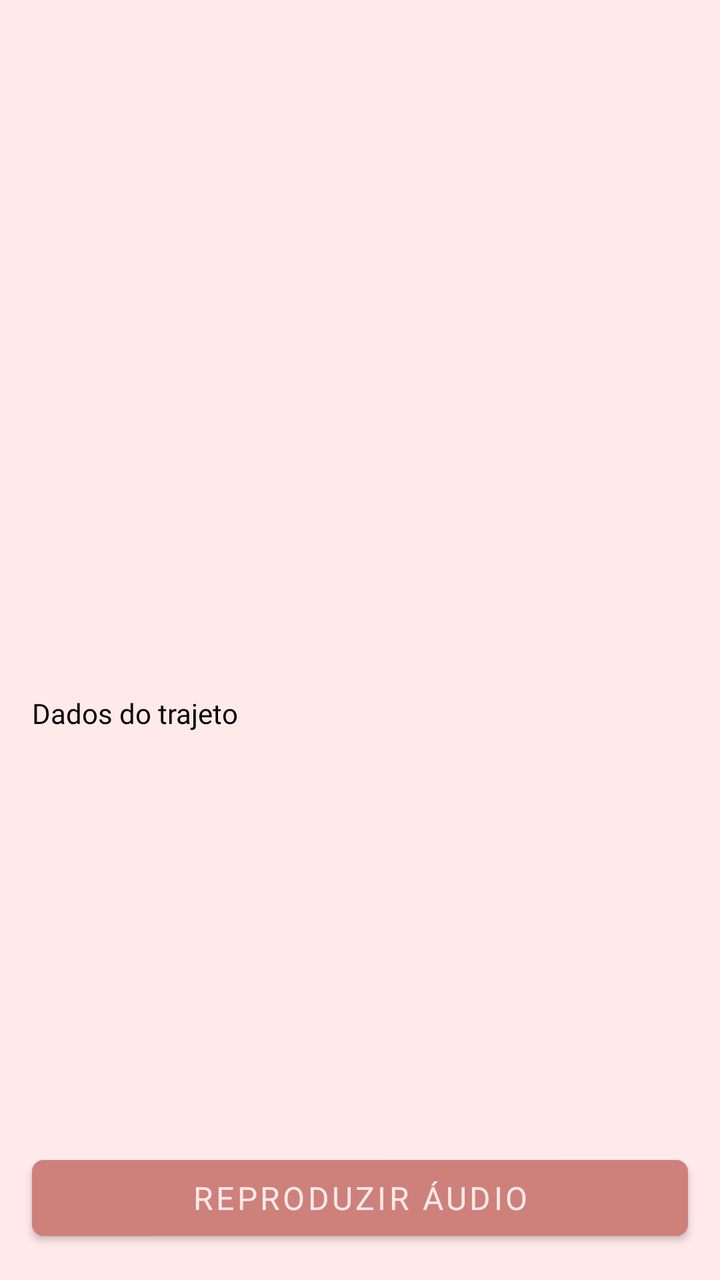
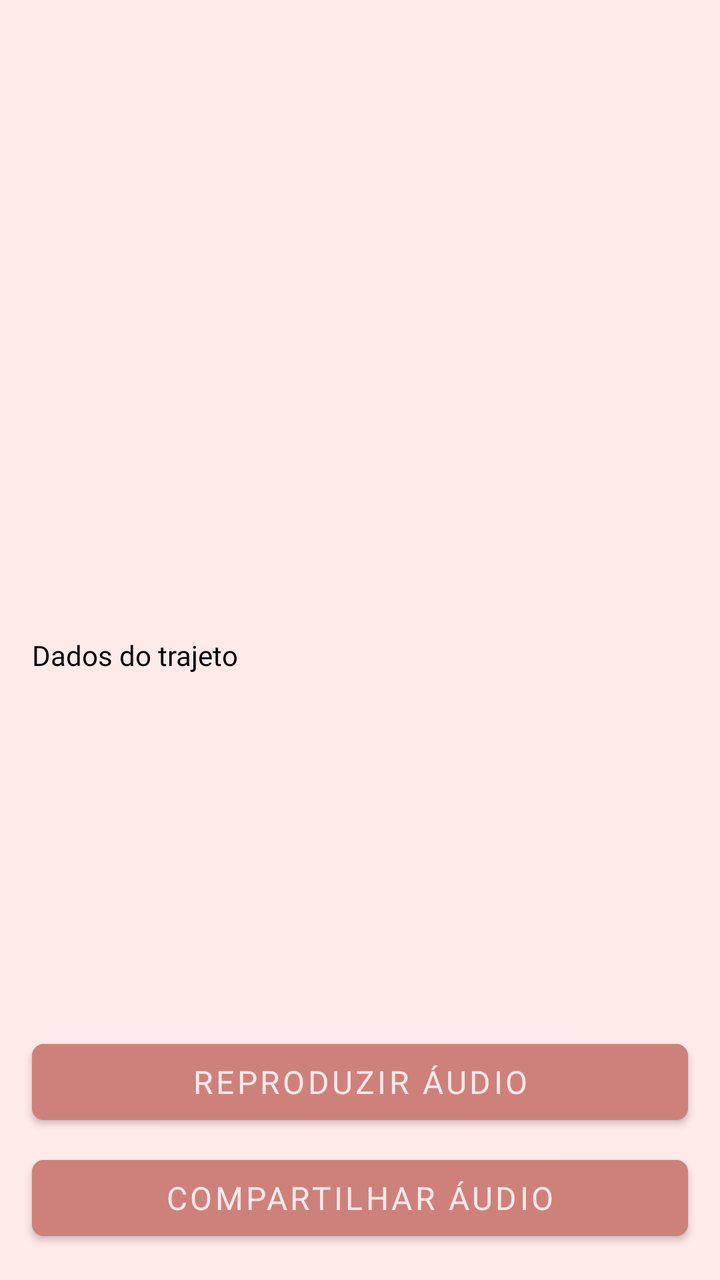

The first picture is an Android layout as it rendered before a commit; the second is the same layout after the commit. The layout source and the unified diff follow.
<!-- AndroidManifest.xml: application theme Theme.SafeTrace -->
<!-- res/layout/activity_mapa_trajeto.xml -->
<?xml version="1.0" encoding="utf-8"?>
<androidx.constraintlayout.widget.ConstraintLayout xmlns:android="http://schemas.android.com/apk/res/android"
    xmlns:app="http://schemas.android.com/apk/res-auto"
    xmlns:tools="http://schemas.android.com/tools"
    android:layout_width="match_parent"
    android:layout_height="match_parent"
    android:background="@color/fundo">

    
    <ImageView
        android:id="@+id/imageViewVoltar"
        android:layout_width="48dp"
        android:layout_height="48dp"
        android:layout_marginStart="16dp"
        android:layout_marginTop="16dp"
        android:layout_marginEnd="347dp"
        android:layout_marginBottom="8dp"
        android:background="?attr/selectableItemBackgroundBorderless"
        android:clickable="true"
        android:focusable="true"
        android:padding="12dp"
        app:layout_constraintBottom_toTopOf="@+id/mapContainer"
        app:layout_constraintEnd_toEndOf="parent"
        app:layout_constraintStart_toStartOf="parent"
        app:layout_constraintTop_toTopOf="parent"
        app:srcCompat="@drawable/baseline_arrow_back_24"
        app:tint="@color/primaria" />

    
    <FrameLayout
        android:id="@+id/mapContainer"
        android:layout_width="0dp"
        android:layout_height="0dp"
        android:layout_marginTop="8dp"
        app:layout_constraintBottom_toTopOf="@+id/scrollViewDados"
        app:layout_constraintEnd_toEndOf="parent"
        app:layout_constraintStart_toStartOf="parent"
        app:layout_constraintTop_toBottomOf="@+id/imageViewVoltar" />

    
    <ScrollView
        android:id="@+id/scrollViewDados"
        android:layout_width="0dp"
        android:layout_height="0dp"
        android:layout_marginTop="8dp"
        android:maxHeight="250dp"
        app:layout_constraintBottom_toTopOf="@+id/buttonPlayAudio"
        app:layout_constraintEnd_toEndOf="parent"
        app:layout_constraintStart_toStartOf="parent"
        app:layout_constraintTop_toBottomOf="@+id/mapContainer">

        <TextView
            android:id="@+id/textViewDados"
            android:layout_width="match_parent"
            android:layout_height="wrap_content"
            android:layout_margin="16dp"
            android:fontFamily="@font/poppins"
            android:lineSpacingExtra="4dp"
            android:text="Dados do trajeto"
            android:textColor="@color/black"
            android:textSize="14sp" />
    </ScrollView>

    
    <com.google.android.material.button.MaterialButton
        android:id="@+id/buttonPlayAudio"
        android:layout_width="0dp"
        android:layout_height="50dp"
        android:layout_marginStart="16dp"
        android:layout_marginEnd="16dp"
        android:layout_marginBottom="16dp"
        android:backgroundTint="@color/primaria"
        android:fontFamily="@font/poppins_semibold"
        android:text="Reproduzir Áudio"
        android:textColor="@color/fundo"
        android:textSize="16sp"
        app:cornerRadius="6dp"
        app:layout_constraintBottom_toBottomOf="parent"
        app:layout_constraintEnd_toEndOf="parent"
        app:layout_constraintStart_toStartOf="parent"
        app:layout_constraintTop_toBottomOf="@+id/scrollViewDados" />

</androidx.constraintlayout.widget.ConstraintLayout>
<!-- resources referenced by this layout -->
<resources>
  <color name="black">#FF000000</color>
  <color name="fundo">#ffe9e9</color>
  <color name="primaria">#ce817b</color>
  <!-- drawable baseline_arrow_back_24 (drawable) -->
  <vector xmlns:android="http://schemas.android.com/apk/res/android" android:autoMirrored="true" android:height="24dp" android:tint="#CE817B" android:viewportHeight="24" android:viewportWidth="24" android:width="24dp">
  
      <path android:fillColor="@android:color/white" android:pathData="M20,11H7.83l5.59,-5.59L12,4l-8,8 8,8 1.41,-1.41L7.83,13H20v-2z"/>
  
  </vector>
  <style name="Theme.SafeTrace" parent="Theme.MaterialComponents.DayNight.NoActionBar">
          
          <item name="colorPrimary">@color/primaria</item>
          <item name="colorPrimaryVariant">@color/primaria_variacao</item>
  
          
          <item name="colorSecondary">@color/secundaria</item>
          <item name="colorSecondaryVariant">@color/secundaria_variacao</item>
  
          
          <item name="android:colorBackground">@color/fundo</item>
  
          
          <item name="android:textColorPrimary">@color/black</item>
          <item name="android:textColorSecondary">@color/secundaria</item>
  
          
          <item name="materialThemeOverlay">@style/ThemeOverlay.SafeTrace</item>
      </style>
  <color name="primaria_variacao">#ea9999</color>
  <color name="secundaria">#BA0606</color>
  <color name="secundaria_variacao">#762f2a</color>
  <style name="ThemeOverlay.SafeTrace" parent="ThemeOverlay.MaterialComponents.TextInputEditText.OutlinedBox">
          <item name="colorControlNormal">@color/primaria</item> 
          <item name="colorControlActivated">@color/primaria</item> 
          <item name="android:textColor">@color/primaria</item> 
          <item name="android:textColorHint">@color/primaria</item> 
      </style>
</resources>

<!-- the commit's change to res/layout/activity_mapa_trajeto.xml (unified diff, before → after) -->
@@ -68,16 +68,35 @@
         android:layout_height="50dp"
         android:layout_marginStart="16dp"
         android:layout_marginEnd="16dp"
-        android:layout_marginBottom="16dp"
+        android:layout_marginBottom="8dp"
         android:backgroundTint="@color/primaria"
         android:fontFamily="@font/poppins_semibold"
         android:text="Reproduzir Áudio"
         android:textColor="@color/fundo"
         android:textSize="16sp"
         app:cornerRadius="6dp"
-        app:layout_constraintBottom_toBottomOf="parent"
+        app:layout_constraintBottom_toTopOf="@+id/buttonCompartilharAudio"
         app:layout_constraintEnd_toEndOf="parent"
         app:layout_constraintStart_toStartOf="parent"
         app:layout_constraintTop_toBottomOf="@+id/scrollViewDados" />
 
+    
+    <com.google.android.material.button.MaterialButton
+        android:id="@+id/buttonCompartilharAudio"
+        android:layout_width="0dp"
+        android:layout_height="50dp"
+        android:layout_marginStart="16dp"
+        android:layout_marginEnd="16dp"
+        android:layout_marginBottom="16dp"
+        android:backgroundTint="@color/primaria"
+        android:fontFamily="@font/poppins_semibold"
+        android:text="Compartilhar Áudio"
+        android:textColor="@color/fundo"
+        android:textSize="16sp"
+        app:cornerRadius="6dp"
+        app:layout_constraintBottom_toBottomOf="parent"
+        app:layout_constraintEnd_toEndOf="parent"
+        app:layout_constraintStart_toStartOf="parent"
+        app:layout_constraintTop_toBottomOf="@+id/buttonPlayAudio" />
+
 </androidx.constraintlayout.widget.ConstraintLayout>
